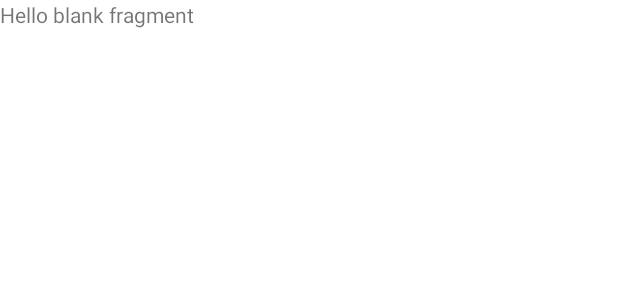
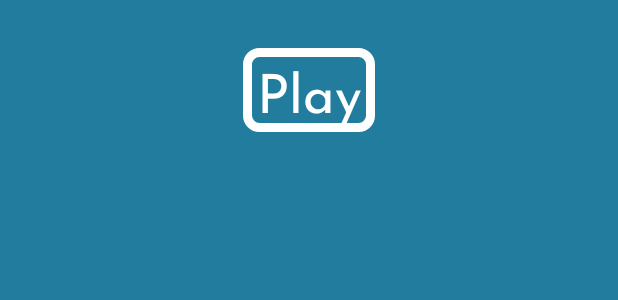
Before and after one commit to mdulibic/MySpellBuddy, an Android app: the layout fragment_q_r_code_scanner.xml on its own in the app's theme, with its tools: preview values and no code run, on a phone screen of 412 x 824 dp. Shown: the top 300 px of the screen. Run offline under Robolectric (Android 15) with nearby library versions, the light colour scheme and no system bars.

Commit message:
setup firebase, WIP qr code scanner

```diff
--- a/app/build.gradle
+++ b/app/build.gradle
@@ -5,6 +5,7 @@ plugins {
     id 'dagger.hilt.android.plugin'
     id 'kotlin-parcelize'
     id "androidx.navigation.safeargs"
+    id 'com.google.gms.google-services'
 }
 
 android {
@@ -98,4 +99,8 @@ dependencies {
     implementation "io.reactivex.rxjava2:rxandroid:$rxAndroid_version"
     implementation 'com.squareup.retrofit2:adapter-rxjava2:2.4.0'
 
+    // Firebase
+    implementation platform('com.google.firebase:firebase-bom:30.0.1')
+    implementation 'com.google.firebase:firebase-firestore-ktx'
+    implementation 'com.google.firebase:firebase-storage-ktx'
 }
--- a/app/src/main/AndroidManifest.xml
+++ b/app/src/main/AndroidManifest.xml
@@ -1,6 +1,9 @@
 <?xml version="1.0" encoding="utf-8"?>
 <manifest xmlns:android="http://schemas.android.com/apk/res/android"
     package="hr.fer.myspellbuddy">
+
+    <uses-permission android:name="android.permission.INTERNET" />
+    <uses-permission android:name="android.permission.READ_EXTERNAL_STORAGE" />
 
     <application
         android:name=".app.MySpellBuddyApp"
--- a/app/src/main/res/layout/fragment_q_r_code_scanner.xml
+++ b/app/src/main/res/layout/fragment_q_r_code_scanner.xml
@@ -1,14 +1,22 @@
 <?xml version="1.0" encoding="utf-8"?>
-<FrameLayout xmlns:android="http://schemas.android.com/apk/res/android"
+<androidx.constraintlayout.widget.ConstraintLayout xmlns:android="http://schemas.android.com/apk/res/android"
+    xmlns:app="http://schemas.android.com/apk/res-auto"
     xmlns:tools="http://schemas.android.com/tools"
     android:layout_width="match_parent"
     android:layout_height="match_parent"
-    tools:context=".QRCodeScannerFragment">
+    android:layout_gravity="center"
+    android:background="@color/cg_blue"
+    tools:context="hr.fer.myspellbuddy.view.fragment.QRCodeScannerFragment">
 
-    <!-- TODO: Update blank fragment layout -->
-    <TextView
-        android:layout_width="match_parent"
-        android:layout_height="match_parent"
-        android:text="@string/hello_blank_fragment" />
+    <Button
+        android:id="@+id/btn_play"
+        android:layout_width="wrap_content"
+        android:layout_height="56dp"
+        android:layout_marginTop="32dp"
+        android:background="@drawable/bg_button_white"
+        android:text="Play"
+        app:layout_constraintEnd_toEndOf="parent"
+        app:layout_constraintStart_toStartOf="parent"
+        app:layout_constraintTop_toTopOf="parent" />
 
-</FrameLayout>
+</androidx.constraintlayout.widget.ConstraintLayout>
```
Also changed, not shown: app/src/main/java/hr/fer/myspellbuddy/view/fragment/QRCodeScannerFragment.kt (+40 -0 lines), 2 other files.
